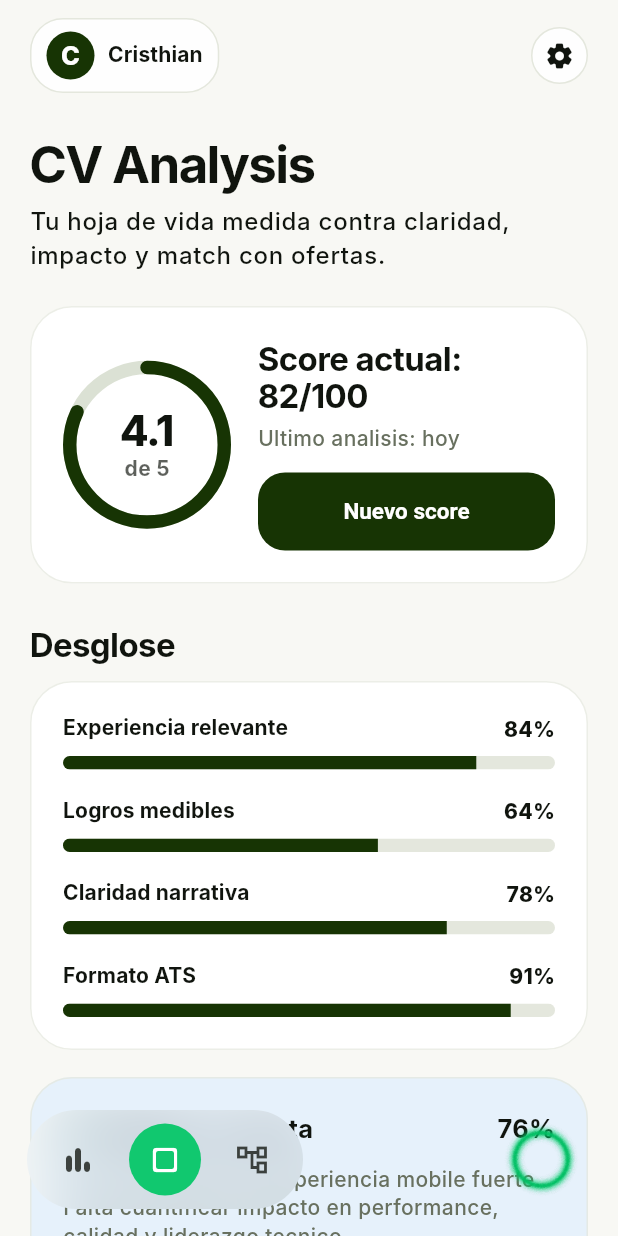
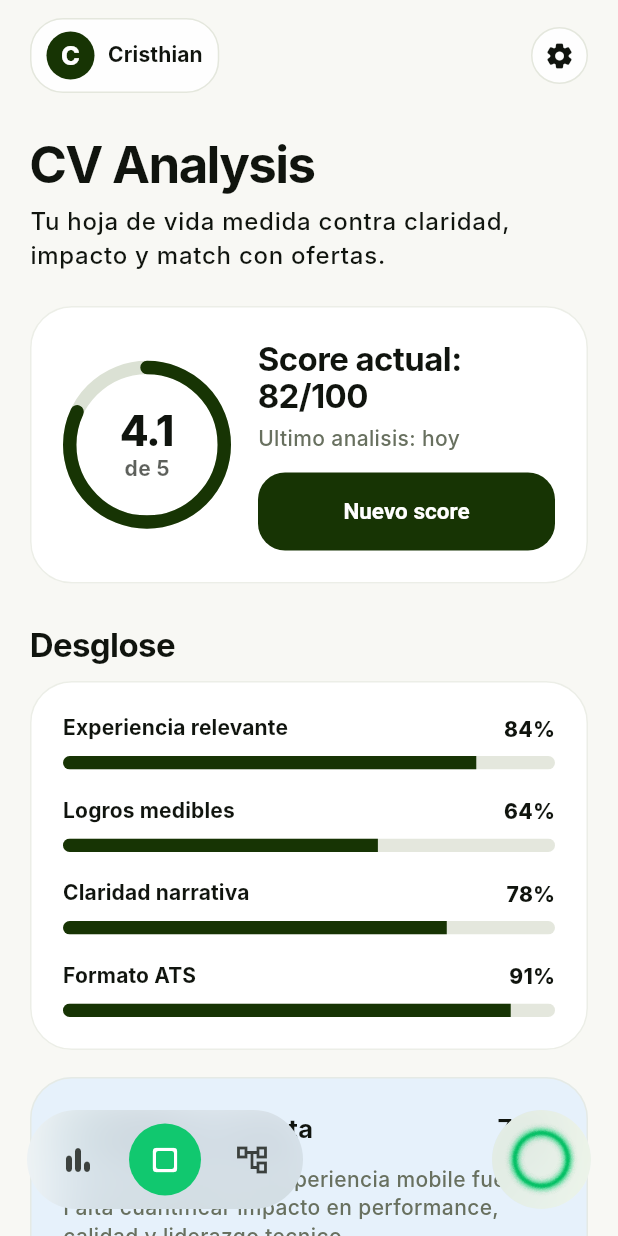
Before and after one commit to crycodex/theloop, a Flutter app: the screen it shows after launch, item 2 of the bottom bar chosen, on a phone screen of 412 x 824 dp. Run offline on Flutter 3.47's test engine with Material 3 defaults, Android fonts, the phone set to English and light mode, and no system bars; our stand-ins replace flutter_bloc, go_router; Roboto replaces fonts that are missing (Inter).

Commit message:
Remove cupertino_native dependency from Podfile and Xcode project. Refactor call button in app navigation to use GestureDetector with a blurred background effect for improved aesthetics.

```diff
--- /dev/null
+++ b/devtools_options.yaml
@@ -0,0 +1,3 @@
+description: This file stores settings for Dart & Flutter DevTools.
+documentation: https://docs.flutter.dev/tools/devtools/extensions#configure-extension-enablement-states
+extensions:
--- a/lib/core/navigation/app_shell.dart
+++ b/lib/core/navigation/app_shell.dart
@@ -214,18 +214,27 @@
 
   @override
   Widget build(BuildContext context) {
-    return InkWell(
+    return GestureDetector(
       onTap: onTap,
-      customBorder: const CircleBorder(),
-      child: SizedBox(
+      behavior: HitTestBehavior.translucent,
+      child: ClipOval(
+        child: BackdropFilter(
+          filter: ImageFilter.blur(sigmaX: 20, sigmaY: 20),
+          child: Container(
             width: 66,
             height: 66,
+            decoration: BoxDecoration(
+              color: LoopColors.lightGreen.withValues(alpha: 0.55),
+              shape: BoxShape.circle,
+            ),
             child: Center(
               child: Image.asset(
                 'assets/icon/icon.png',
                 width: 50,
                 height: 50,
                 fit: BoxFit.contain,
+              ),
+            ),
           ),
         ),
       ),
```
Also changed, not shown: 2 other files. Lines whose indentation alone changed are shown as unchanged.
